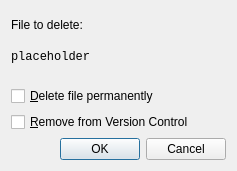
Qt form src/plugins/projectexplorer/removefiledialog.ui (qt-creator/qt-creator) before a commit.
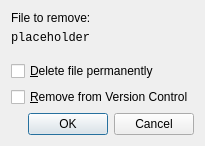
The same form after that commit.

Commit message: Fixes small ui problems in remove file dialog.

Patch:
```diff
--- a/src/plugins/projectexplorer/removefiledialog.ui
+++ b/src/plugins/projectexplorer/removefiledialog.ui
@@ -2,13 +2,11 @@
 <ui version="4.0">
  <class>ProjectExplorer::Internal::RemoveFileDialog</class>
  <widget class="QDialog" name="ProjectExplorer::Internal::RemoveFileDialog">
-  <property name="geometry">
-   <rect>
-    <x>0</x>
-    <y>0</y>
-    <width>237</width>
-    <height>171</height>
-   </rect>
+  <property name="sizePolicy">
+   <sizepolicy hsizetype="Preferred" vsizetype="Fixed">
+    <horstretch>0</horstretch>
+    <verstretch>0</verstretch>
+   </sizepolicy>
   </property>
   <property name="windowTitle">
    <string>Remove File</string>
@@ -16,13 +14,25 @@
   <layout class="QVBoxLayout" name="verticalLayout">
    <item>
     <widget class="QLabel" name="fileToDeleteLabel">
+     <property name="sizePolicy">
+      <sizepolicy hsizetype="Preferred" vsizetype="Fixed">
+       <horstretch>0</horstretch>
+       <verstretch>0</verstretch>
+      </sizepolicy>
+     </property>
      <property name="text">
-      <string>File to delete:</string>
+      <string>File to remove:</string>
      </property>
     </widget>
    </item>
    <item>
     <widget class="QLabel" name="fileNameLabel">
+     <property name="sizePolicy">
+      <sizepolicy hsizetype="Preferred" vsizetype="Fixed">
+       <horstretch>0</horstretch>
+       <verstretch>0</verstretch>
+      </sizepolicy>
+     </property>
      <property name="font">
       <font>
        <family>Courier New</family>
@@ -65,6 +75,12 @@
    </item>
    <item>
     <widget class="QDialogButtonBox" name="buttonBox">
+     <property name="sizePolicy">
+      <sizepolicy hsizetype="Expanding" vsizetype="Fixed">
+       <horstretch>0</horstretch>
+       <verstretch>0</verstretch>
+      </sizepolicy>
+     </property>
      <property name="orientation">
       <enum>Qt::Horizontal</enum>
      </property>
```
Left out of the diff: 22 changed lines with no effect on the pictures.
